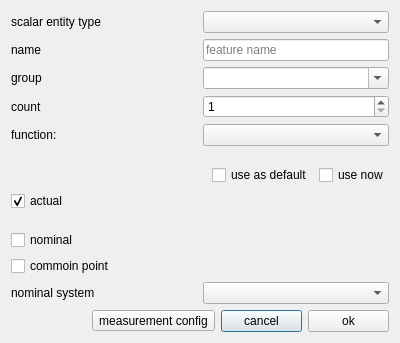
Old version of the form ui/scalarentitydialog.ui in the repository OpenIndy/OpenIndy.
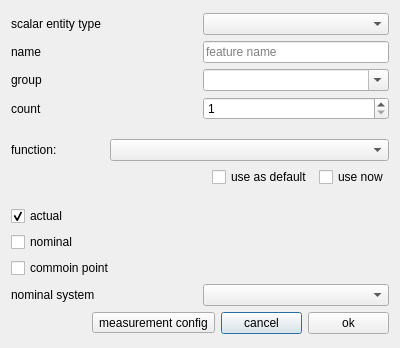
New version of the form.

Patch:
```diff
--- a/ui/scalarentitydialog.ui
+++ b/ui/scalarentitydialog.ui
@@ -7,7 +7,7 @@
     <x>0</x>
     <y>0</y>
     <width>400</width>
-    <height>303</height>
+    <height>348</height>
    </rect>
   </property>
   <property name="maximumSize">
@@ -94,7 +94,23 @@
       </layout>
      </item>
      <item>
-      <layout class="QHBoxLayout" name="horizontalLayout_7">
+      <spacer name="verticalSpacer_2">
+       <property name="orientation">
+        <enum>Qt::Vertical</enum>
+       </property>
+       <property name="sizeType">
+        <enum>QSizePolicy::Fixed</enum>
+       </property>
+       <property name="sizeHint" stdset="0">
+        <size>
+         <width>282</width>
+         <height>13</height>
+        </size>
+       </property>
+      </spacer>
+     </item>
+     <item>
+      <layout class="QHBoxLayout" name="horizontalLayout_7" stretch="1,3">
        <item>
         <widget class="QLabel" name="label">
          <property name="text">
@@ -107,22 +123,6 @@
        </item>
       </layout>
      </item>
-     <item>
-      <spacer name="verticalSpacer_2">
-       <property name="orientation">
-        <enum>Qt::Vertical</enum>
-       </property>
-       <property name="sizeType">
-        <enum>QSizePolicy::Fixed</enum>
-       </property>
-       <property name="sizeHint" stdset="0">
-        <size>
-         <width>282</width>
-         <height>13</height>
-        </size>
-       </property>
-      </spacer>
-     </item>
      <item>
       <layout class="QHBoxLayout" name="horizontalLayout_8">
        <item>
@@ -154,6 +154,22 @@
        </item>
       </layout>
      </item>
+     <item>
+      <spacer name="verticalSpacer">
+       <property name="orientation">
+        <enum>Qt::Vertical</enum>
+       </property>
+       <property name="sizeType">
+        <enum>QSizePolicy::Fixed</enum>
+       </property>
+       <property name="sizeHint" stdset="0">
+        <size>
+         <width>282</width>
+         <height>13</height>
+        </size>
+       </property>
+      </spacer>
+     </item>
      <item>
       <widget class="QCheckBox" name="checkBox_actual">
        <property name="text">
@@ -164,22 +180,6 @@
        </property>
       </widget>
      </item>
-     <item>
-      <spacer name="verticalSpacer">
-       <property name="orientation">
-        <enum>Qt::Vertical</enum>
-       </property>
-       <property name="sizeType">
-        <enum>QSizePolicy::Fixed</enum>
-       </property>
-       <property name="sizeHint" stdset="0">
-        <size>
-         <width>282</width>
-         <height>13</height>
-        </size>
-       </property>
-      </spacer>
-     </item>
      <item>
       <widget class="QCheckBox" name="checkBox_nominal">
        <property name="text">
```
